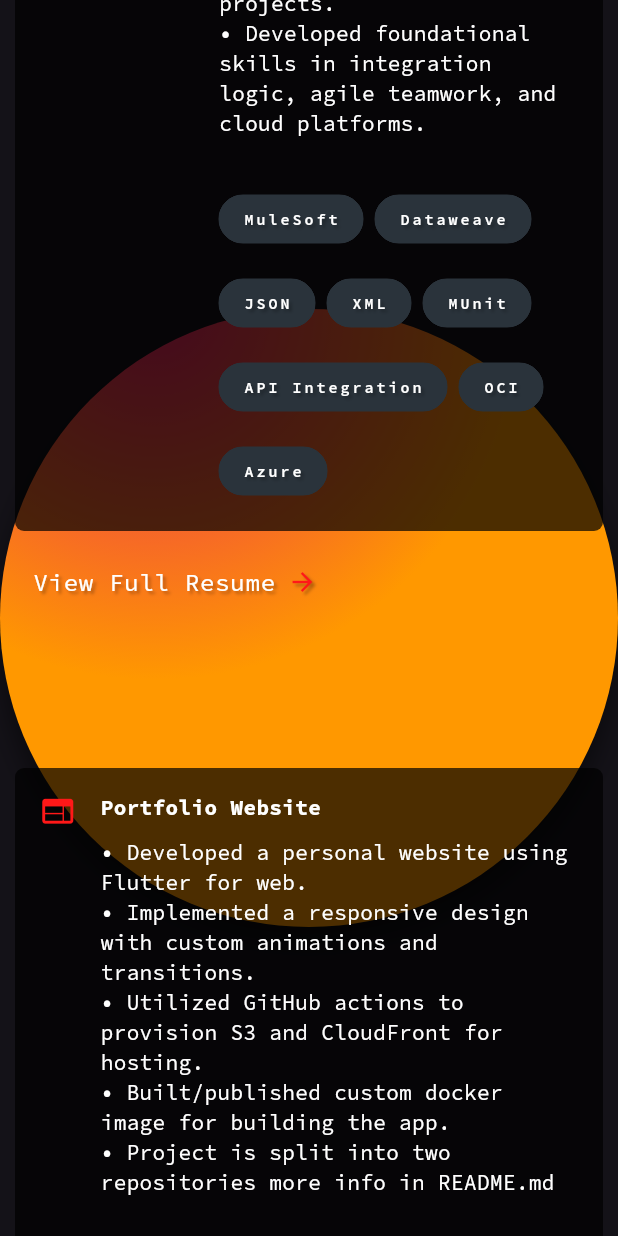
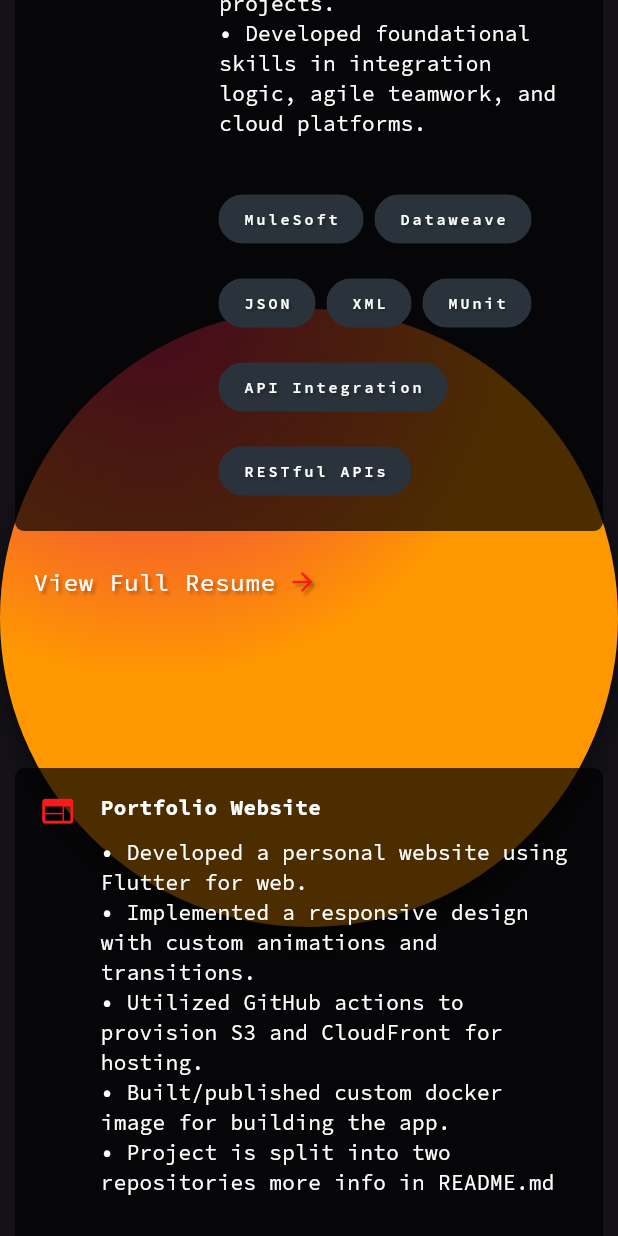
Before and after one commit to Nevelin-W/portfolio_monorepo, a Flutter app: the screen it shows after launch, scrolled down 2880 dp, on a phone screen of 412 x 824 dp. Run offline on Flutter 3.47's test engine with Material 3 defaults, Android fonts, the phone set to English and light mode, and no system bars; our stand-ins replace animated_text_kit, font_awesome_flutter, google_fonts; missing offline and left inert: dart:html.

Commit message:
exp sec fix

```diff
--- a/apps/myportfolio/lib/main_page/scroll_column/experience_section/experience_section.dart
+++ b/apps/myportfolio/lib/main_page/scroll_column/experience_section/experience_section.dart
@@ -34,7 +34,7 @@ class ExperienceSection extends StatelessWidget {
 • Developed foundational skills in integration logic, agile teamwork, and cloud platforms.
 ''',
         techList: [
-          'MuleSoft', 'Dataweave', 'JSON', 'XML', 'MUnit', 'API Integration', 'OCI', 'Azure'
+          'MuleSoft', 'Dataweave', 'JSON', 'XML', 'MUnit', 'API Integration', 'RESTful APIs'
         ],
       ),
     ];
```
